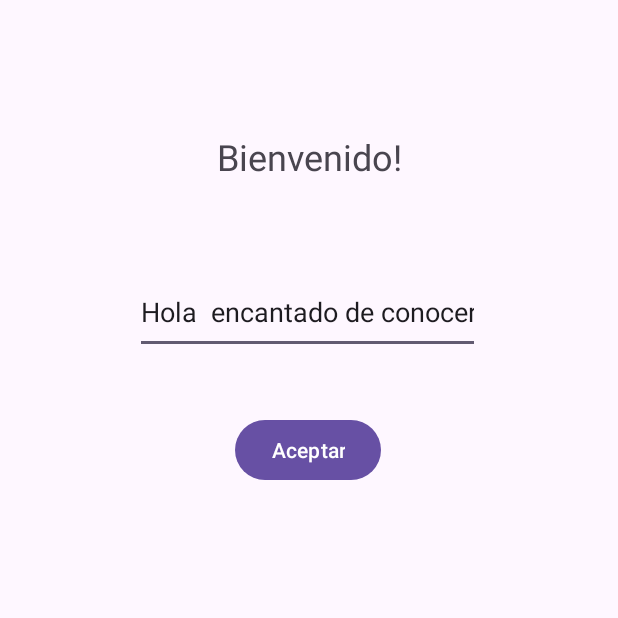
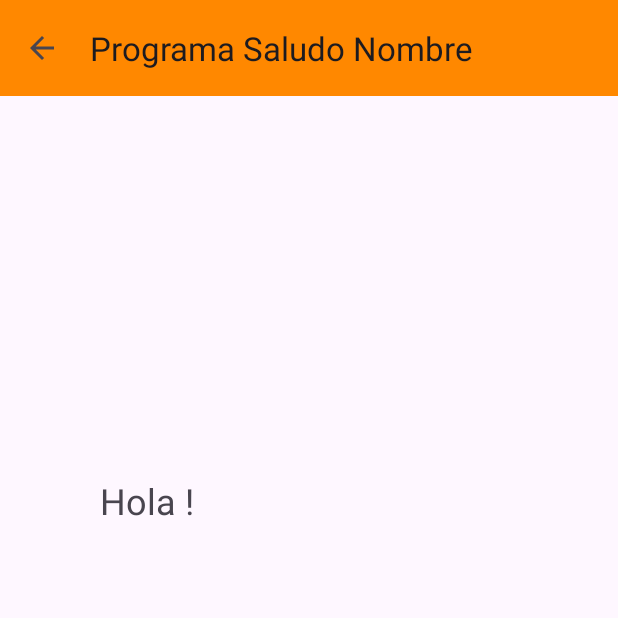
Before and after one commit to JaimeMalingre/HolaUsuario, an Android app: the screen it shows after launch (MainActivity before the commit, MainActivity2 after it), after a tap on "Aceptar", on a phone screen of 412 x 824 dp, the top half of it. Run offline under Robolectric (Android 15) with nearby library versions, the phone set to English and light mode, and no system bars.

Commit message:
HolaUsuario

```diff
--- a/app/src/main/java/com/example/holausuario/MainActivity.java
+++ b/app/src/main/java/com/example/holausuario/MainActivity.java
@@ -2,28 +2,40 @@ package com.example.holausuario;
 
 import androidx.appcompat.app.AppCompatActivity;
 
+import android.content.Intent;
 import android.os.Bundle;
 import android.view.View;
 import android.widget.Button;
 import android.widget.TextView;
 
+import androidx.appcompat.widget.Toolbar;
+
 public class MainActivity extends AppCompatActivity {
+
+    Button botonSaludo;
 
     @Override
     protected void onCreate(Bundle savedInstanceState) {
         super.onCreate(savedInstanceState);
         setContentView(R.layout.activity_main);
-        Button botonSaludo = findViewById(R.id.buttonSaludo);
-        TextView NameBoton = findViewById(R.id.recibirNombre);
 
-        botonSaludo.setOnClickListener(new View.OnClickListener(){
+        TextView NameBoton = findViewById(R.id.nameText);
+        botonSaludo = findViewById(R.id.buttonSaludo);
+
+        Toolbar toolbar = findViewById(R.id.toolbar2);
+        setSupportActionBar(toolbar);
+
+
+        botonSaludo.setOnClickListener(new View.OnClickListener() {
 
             @Override
             public void onClick(View v) {
-                    String nombre = NameBoton.getText().toString();
-                    NameBoton.setText("Hola " + nombre + " encantado de conocerte!");
+                Bundle nombreDatos = new Bundle();
+                nombreDatos.putString("nombre",NameBoton.getText().toString());
 
-
+                Intent intent = new Intent(MainActivity.this, MainActivity2.class);
+                intent.putExtras(nombreDatos);
+                startActivity(intent);
 
 
             }
--- /dev/null
+++ b/app/src/main/java/com/example/holausuario/MainActivity2.java
@@ -0,0 +1,34 @@
+package com.example.holausuario;
+
+import android.content.Intent;
+import android.os.Bundle;
+import android.widget.TextView;
+
+import androidx.appcompat.app.ActionBar;
+import androidx.appcompat.widget.Toolbar;
+import androidx.appcompat.app.AppCompatActivity;
+
+public class MainActivity2 extends AppCompatActivity {
+
+    TextView nombreDos;
+    @Override
+    protected void onCreate(Bundle savedInstanceState) {
+        super.onCreate(savedInstanceState);
+        setContentView(R.layout.activity_main2);
+
+        Toolbar toolbar = findViewById(R.id.toolbar2);
+        setSupportActionBar(toolbar);
+        ActionBar ab = getSupportActionBar();
+        ab.setDisplayHomeAsUpEnabled(true);
+
+        nombreDos = findViewById(R.id.nombreDos);
+
+        Bundle nombreDatos = getIntent().getExtras();
+        String nombreP = nombreDatos.getString("nombre");
+
+        nombreDos.setText("Hola "+ nombreP+ "!");
+
+
+    }
+
+}
--- a/app/src/main/res/layout/activity_main.xml
+++ b/app/src/main/res/layout/activity_main.xml
@@ -6,44 +6,61 @@
     android:layout_height="match_parent"
     tools:context=".MainActivity">
 
+
     <Button
         android:id="@+id/buttonSaludo"
         android:layout_width="wrap_content"
         android:layout_height="wrap_content"
-        android:layout_marginTop="40dp"
+        android:layout_marginTop="116dp"
         android:text="Aceptar"
         app:layout_constraintEnd_toEndOf="parent"
         app:layout_constraintHorizontal_bias="0.498"
         app:layout_constraintStart_toStartOf="parent"
-        app:layout_constraintTop_toBottomOf="@+id/recibirNombre" />
-
-    <EditText
-        android:id="@+id/recibirNombre"
-        android:layout_width="230dp"
-        android:layout_height="56dp"
-        android:layout_marginTop="180dp"
-        android:layout_marginBottom="40dp"
-        android:ems="10"
-        android:inputType="text"
-        android:hint="Escriba su nombre"
-        app:layout_constraintBottom_toTopOf="@+id/buttonSaludo"
-        app:layout_constraintEnd_toEndOf="parent"
-        app:layout_constraintHorizontal_bias="0.496"
-        app:layout_constraintStart_toStartOf="parent"
-        app:layout_constraintTop_toTopOf="parent" />
-
+        app:layout_constraintTop_toBottomOf="@+id/textView" />
 
     <TextView
         android:id="@+id/textView"
         android:layout_width="wrap_content"
         android:layout_height="wrap_content"
         android:layout_marginStart="148dp"
-        android:layout_marginTop="88dp"
+        android:layout_marginTop="192dp"
         android:layout_marginEnd="149dp"
         android:text="Bienvenido!"
         android:textSize="24sp"
+
         app:layout_constraintEnd_toEndOf="parent"
         app:layout_constraintHorizontal_bias="0.444"
         app:layout_constraintStart_toStartOf="parent"
         app:layout_constraintTop_toTopOf="parent" />
+
+    <androidx.appcompat.widget.Toolbar
+        android:id="@+id/toolbar2"
+        android:layout_width="match_parent"
+        android:layout_height="?actionBarSize"
+        android:layout_marginBottom="128dp"
+        android:background="@android:color/holo_orange_dark"
+        app:layout_constraintBottom_toTopOf="@+id/textView"
+        app:layout_constraintEnd_toEndOf="parent"
+        app:layout_constraintStart_toStartOf="parent"
+        app:layout_constraintTop_toTopOf="parent">
+
+    </androidx.appcompat.widget.Toolbar>
+
+    <EditText
+        android:id="@+id/nameText"
+        android:layout_width="wrap_content"
+        android:layout_height="wrap_content"
+        android:layout_marginStart="98dp"
+        android:layout_marginTop="26dp"
+        android:layout_marginEnd="103dp"
+        android:layout_marginBottom="46dp"
+        android:ems="10"
+        android:hint="Escriba su nombre"
+        android:inputType="text"
+        app:layout_constraintBottom_toTopOf="@+id/buttonSaludo"
+        app:layout_constraintEnd_toEndOf="parent"
+        app:layout_constraintStart_toStartOf="parent"
+        app:layout_constraintTop_toBottomOf="@+id/textView" />
+
+
 </androidx.constraintlayout.widget.ConstraintLayout>
--- /dev/null
+++ b/app/src/main/res/layout/activity_main2.xml
@@ -0,0 +1,36 @@
+<?xml version="1.0" encoding="utf-8"?>
+<androidx.constraintlayout.widget.ConstraintLayout xmlns:android="http://schemas.android.com/apk/res/android"
+    xmlns:app="http://schemas.android.com/apk/res-auto"
+    xmlns:tools="http://schemas.android.com/tools"
+    android:layout_width="match_parent"
+    android:layout_height="match_parent">
+
+    <TextView
+        android:id="@+id/nombreDos"
+        android:layout_width="243dp"
+        android:layout_height="34dp"
+        android:layout_marginStart="127dp"
+        android:layout_marginTop="227dp"
+        android:layout_marginEnd="102dp"
+        android:layout_marginBottom="394dp"
+        android:textSize="24sp"
+        app:layout_constraintBottom_toBottomOf="parent"
+        app:layout_constraintEnd_toEndOf="parent"
+        app:layout_constraintHorizontal_bias="1.0"
+        app:layout_constraintStart_toStartOf="parent"
+        app:layout_constraintTop_toTopOf="parent"
+        app:layout_constraintVertical_bias="0.532" />
+
+    <androidx.appcompat.widget.Toolbar
+        android:id="@+id/toolbar2"
+        android:layout_width="match_parent"
+        android:layout_height="?actionBarSize"
+        android:layout_marginBottom="163dp"
+        android:background="@android:color/holo_orange_dark"
+        app:layout_constraintBottom_toTopOf="@+id/nombreDos"
+        app:layout_constraintEnd_toEndOf="parent"
+        app:layout_constraintHorizontal_bias="0.0"
+        app:layout_constraintStart_toStartOf="parent"
+        app:layout_constraintTop_toTopOf="parent"
+        app:layout_constraintVertical_bias="0.0" />
+</androidx.constraintlayout.widget.ConstraintLayout>
--- a/app/src/main/res/values/strings.xml
+++ b/app/src/main/res/values/strings.xml
@@ -1,3 +1,3 @@
 <resources>
-    <string name="app_name">HolaUsuario</string>
+    <string name="app_name">Programa Saludo Nombre</string>
 </resources>
--- a/gradle.properties
+++ b/gradle.properties
@@ -6,7 +6,7 @@
 # http://www.gradle.org/docs/current/userguide/build_environment.html
 # Specifies the JVM arguments used for the daemon process.
 # The setting is particularly useful for tweaking memory settings.
-org.gradle.jvmargs=-Xmx2048m -Dfile.encoding=UTF-8
+org.gradle.jvmargs=-Xmx4608m -Dfile.encoding=UTF-8
 # When configured, Gradle will run in incubating parallel mode.
 # This option should only be used with decoupled projects. More details, visit
 # http://www.gradle.org/docs/current/userguide/multi_project_builds.html#sec:decoupled_projects
```
Also changed, not shown: app/src/main/AndroidManifest.xml (+7 -0 lines), app/src/main/java/com/example/holausuario/SaludoActivity.java (deleted, +0 -30 lines).
